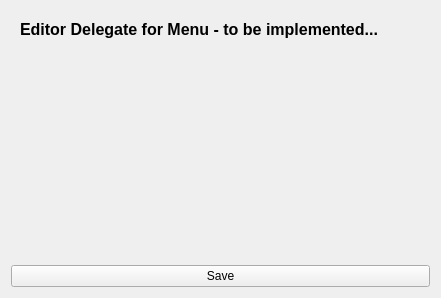
Qt form editordelegate.ui (PLLUG-Community-C-Qt-Roadmap/menu_editor) before a commit.
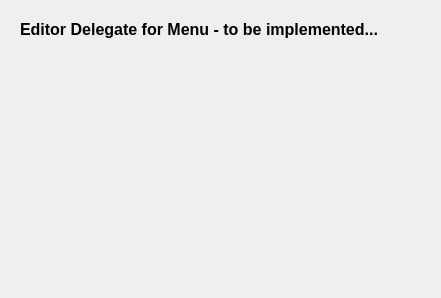
The same form after that commit.

What changed in the file:
```diff
--- a/editordelegate.ui
+++ b/editordelegate.ui
@@ -104,13 +104,6 @@
      </widget>
     </widget>
    </item>
-   <item>
-    <widget class="QPushButton" name="pushButton">
-     <property name="text">
-      <string>Save</string>
-     </property>
-    </widget>
-   </item>
   </layout>
  </widget>
  <resources/>
```
